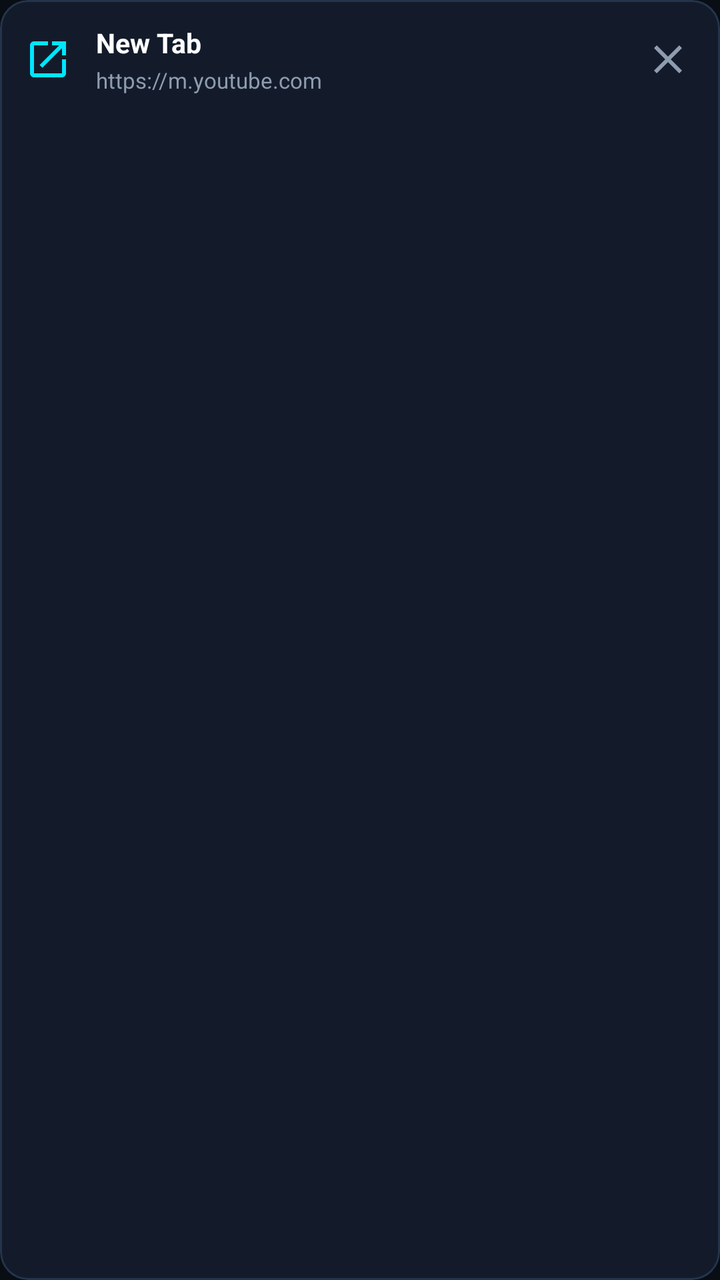
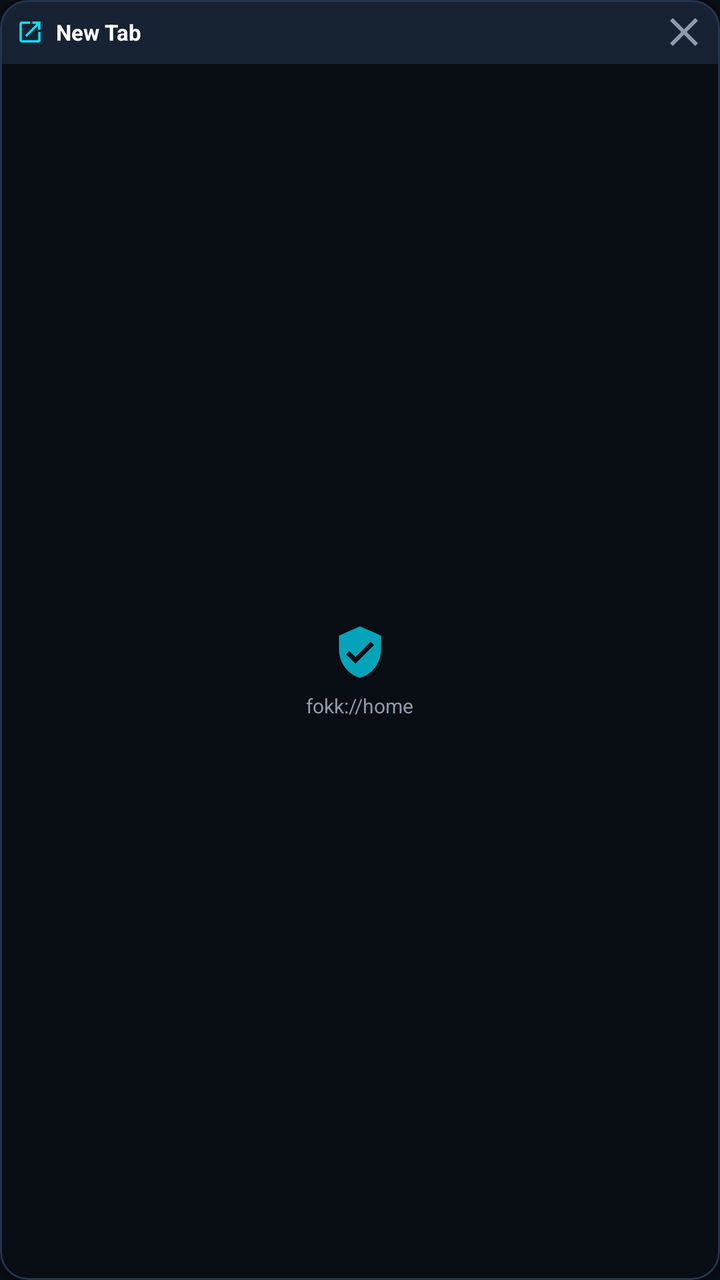

The first picture is an Android layout as it rendered before a commit; the second is the same layout after the commit. The layout source and the unified diff follow.
<!-- AndroidManifest.xml: application theme Theme.AdShield -->
<!-- res/layout/item_tab_card.xml -->
<?xml version="1.0" encoding="utf-8"?>
<com.google.android.material.card.MaterialCardView xmlns:android="http://schemas.android.com/apk/res/android"
    xmlns:app="http://schemas.android.com/apk/res-auto"
    android:id="@+id/cardTab"
    android:layout_width="match_parent"
    android:layout_height="wrap_content"
    android:layout_marginBottom="10dp"
    app:cardBackgroundColor="#131B2B"
    app:cardCornerRadius="14dp"
    app:cardElevation="0dp"
    app:strokeColor="#24344D"
    app:strokeWidth="1dp">

    <LinearLayout
        android:layout_width="match_parent"
        android:layout_height="wrap_content"
        android:gravity="center_vertical"
        android:orientation="horizontal"
        android:padding="12dp">

        <ImageView
            android:id="@+id/imgTabIcon"
            android:layout_width="24dp"
            android:layout_height="24dp"
            android:src="@drawable/ic_launch"
            app:tint="@color/fokk_cyan" />

        <LinearLayout
            android:layout_width="0dp"
            android:layout_height="wrap_content"
            android:layout_marginHorizontal="12dp"
            android:layout_weight="1"
            android:orientation="vertical">

            <TextView
                android:id="@+id/textTabTitle"
                android:layout_width="wrap_content"
                android:layout_height="wrap_content"
                android:ellipsize="end"
                android:maxLines="1"
                android:text="New Tab"
                android:textColor="@color/text_primary"
                android:textSize="13.5sp"
                android:textStyle="bold" />

            <TextView
                android:id="@+id/textTabUrl"
                android:layout_width="wrap_content"
                android:layout_height="wrap_content"
                android:layout_marginTop="2dp"
                android:ellipsize="end"
                android:maxLines="1"
                android:text="https://m.youtube.com"
                android:textColor="@color/text_secondary"
                android:textSize="11sp" />
        </LinearLayout>

        <ImageButton
            android:id="@+id/btnCloseTab"
            android:layout_width="28dp"
            android:layout_height="28dp"
            android:background="?attr/selectableItemBackgroundBorderless"
            android:src="@drawable/ic_close"
            app:tint="@color/text_secondary"
            android:contentDescription="Close Tab" />
    </LinearLayout>
</com.google.android.material.card.MaterialCardView>
<!-- resources referenced by this layout -->
<resources>
  <color name="fokk_cyan">#00E5FF</color>
  <color name="text_primary">#FFFFFF</color>
  <color name="text_secondary">#8E9CAE</color>
  <!-- drawable ic_close (drawable) -->
  <vector xmlns:android="http://schemas.android.com/apk/res/android"
      android:width="24dp"
      android:height="24dp"
      android:viewportWidth="24"
      android:viewportHeight="24">
      <path
          android:fillColor="#8E9CAE"
          android:pathData="M19,6.41L17.59,5 12,10.59 6.41,5 5,6.41 10.59,12 5,17.59 6.41,19 12,13.41 17.59,19 19,17.59 13.41,12z"/>
  </vector>
  <!-- drawable ic_launch (drawable) -->
  <vector xmlns:android="http://schemas.android.com/apk/res/android"
      android:width="24dp"
      android:height="24dp"
      android:viewportWidth="24"
      android:viewportHeight="24">
    <path
        android:fillColor="#00B0FF"
        android:pathData="M19,19H5V5h7V3H5c-1.11,0 -2,0.9 -2,2v14c0,1.1 0.89,2 2,2h14c1.1,0 2,-0.9 2,-2v-7h-2v7zM14,3v2h3.59l-9.83,9.83 1.41,1.41L19,6.41V10h2V3h-7z"/>
  </vector>
  <style name="Theme.AdShield" parent="Theme.Material3.Dark.NoActionBar">
          <item name="colorPrimary">@color/secondary</item>
          <item name="colorSecondary">@color/accent_green</item>
          <item name="android:statusBarColor">@color/background_dark</item>
          <item name="android:navigationBarColor">@color/background_dark</item>
          <item name="android:windowBackground">@color/background_dark</item>
      </style>
  <color name="secondary">#00E5FF</color>
  <color name="accent_green">#00E676</color>
  <color name="background_dark">#090D14</color>
</resources>

<!-- the commit's change to res/layout/item_tab_card.xml (unified diff, before → after) -->
@@ -3,65 +3,124 @@
     xmlns:app="http://schemas.android.com/apk/res-auto"
     android:id="@+id/cardTab"
     android:layout_width="match_parent"
-    android:layout_height="wrap_content"
-    android:layout_marginBottom="10dp"
+    android:layout_height="170dp"
+    android:layout_margin="4dp"
     app:cardBackgroundColor="#131B2B"
     app:cardCornerRadius="14dp"
-    app:cardElevation="0dp"
+    app:cardElevation="2dp"
     app:strokeColor="#24344D"
     app:strokeWidth="1dp">
 
     <LinearLayout
         android:layout_width="match_parent"
-        android:layout_height="wrap_content"
-        android:gravity="center_vertical"
-        android:orientation="horizontal"
-        android:padding="12dp">
+        android:layout_height="match_parent"
+        android:orientation="vertical">
 
-        <ImageView
-            android:id="@+id/imgTabIcon"
-            android:layout_width="24dp"
-            android:layout_height="24dp"
-            android:src="@drawable/ic_launch"
-            app:tint="@color/fokk_cyan" />
+        
+        <LinearLayout
+            android:id="@+id/layoutCardHeader"
+            android:layout_width="match_parent"
+            android:layout_height="32dp"
+            android:background="#172233"
+            android:gravity="center_vertical"
+            android:orientation="horizontal"
+            android:paddingHorizontal="8dp">
 
-        <LinearLayout
-            android:layout_width="0dp"
-            android:layout_height="wrap_content"
-            android:layout_marginHorizontal="12dp"
-            android:layout_weight="1"
-            android:orientation="vertical">
+            <ImageView
+                android:id="@+id/imgTabIcon"
+                android:layout_width="14dp"
+                android:layout_height="14dp"
+                android:src="@drawable/ic_launch"
+                app:tint="@color/fokk_cyan" />
 
             <TextView
                 android:id="@+id/textTabTitle"
-                android:layout_width="wrap_content"
+                android:layout_width="0dp"
                 android:layout_height="wrap_content"
+                android:layout_weight="1"
+                android:layout_marginStart="6dp"
                 android:ellipsize="end"
                 android:maxLines="1"
                 android:text="New Tab"
                 android:textColor="@color/text_primary"
-                android:textSize="13.5sp"
+                android:textSize="11sp"
                 android:textStyle="bold" />
 
+            <ImageButton
+                android:id="@+id/btnCloseTab"
+                android:layout_width="20dp"
+                android:layout_height="20dp"
+                android:background="?attr/selectableItemBackgroundBorderless"
+                android:src="@drawable/ic_close"
+                app:tint="@color/text_secondary"
+                android:contentDescription="Close Tab" />
+        </LinearLayout>
+
+        
+        <FrameLayout
+            android:layout_width="match_parent"
+            android:layout_height="0dp"
+            android:layout_weight="1"
+            android:background="#090D14"
+            android:padding="8dp">
+
+            
+            <LinearLayout
+                android:layout_width="match_parent"
+                android:layout_height="match_parent"
+                android:gravity="center"
+                android:orientation="vertical">
+
+                <ImageView
+                    android:id="@+id/imgPreviewLogo"
+                    android:layout_width="28dp"
+                    android:layout_height="28dp"
+                    android:alpha="0.7"
+                    android:src="@drawable/ic_shield_check"
+                    app:tint="@color/fokk_cyan" />
+
+                <TextView
+                    android:id="@+id/textTabUrl"
+                    android:layout_width="wrap_content"
+                    android:layout_height="wrap_content"
+                    android:layout_marginTop="6dp"
+                    android:ellipsize="end"
+                    android:maxLines="1"
+                    android:paddingHorizontal="6dp"
+                    android:text="fokk://home"
+                    android:textColor="@color/text_secondary"
+                    android:textSize="10sp" />
+            </LinearLayout>
+
+            
             <TextView
-                android:id="@+id/textTabUrl"
+                android:id="@+id/badgeActiveTab"
                 android:layout_width="wrap_content"
                 android:layout_height="wrap_content"
-                android:layout_marginTop="2dp"
-                android:ellipsize="end"
-                android:maxLines="1"
-                android:text="https://m.youtube.com"
-                android:textColor="@color/text_secondary"
-                android:textSize="11sp" />
-        </LinearLayout>
+                android:layout_gravity="bottom|end"
+                android:background="@drawable/bg_stat_chip"
+                android:paddingHorizontal="6dp"
+                android:paddingVertical="2dp"
+                android:text="ACTIVE"
+                android:textColor="@color/fokk_cyan"
+                android:textSize="8.5sp"
+                android:textStyle="bold"
+                android:visibility="gone" />
 
-        <ImageButton
-            android:id="@+id/btnCloseTab"
-            android:layout_width="28dp"
-            android:layout_height="28dp"
-            android:background="?attr/selectableItemBackgroundBorderless"
-            android:src="@drawable/ic_close"
-            app:tint="@color/text_secondary"
-            android:contentDescription="Close Tab" />
+            
+            <TextView
+                android:id="@+id/badgePrivateTab"
+                android:layout_width="wrap_content"
+                android:layout_height="wrap_content"
+                android:layout_gravity="top|start"
+                android:background="#4A148C"
+                android:paddingHorizontal="5dp"
+                android:paddingVertical="1dp"
+                android:text="PRIVATE"
+                android:textColor="#E1BEE7"
+                android:textSize="8sp"
+                android:textStyle="bold"
+                android:visibility="gone" />
+        </FrameLayout>
     </LinearLayout>
 </com.google.android.material.card.MaterialCardView>
<!-- resource entries referenced after the edit -->
@@ -3,6 +3,16 @@
   <color name="fokk_cyan">#00E5FF</color>
   <color name="text_primary">#FFFFFF</color>
   <color name="text_secondary">#8E9CAE</color>
+  <!-- drawable bg_stat_chip (drawable) -->
+  <?xml version="1.0" encoding="utf-8"?>
+  <shape xmlns:android="http://schemas.android.com/apk/res/android"
+      android:shape="rectangle">
+      <corners android:radius="14dp" />
+      <solid android:color="#0D131F" />
+      <stroke
+          android:width="1dp"
+          android:color="#1A263B" />
+  </shape>
   <!-- drawable ic_close (drawable) -->
   <vector xmlns:android="http://schemas.android.com/apk/res/android"
       android:width="24dp"
@@ -23,6 +33,16 @@
         android:fillColor="#00B0FF"
         android:pathData="M19,19H5V5h7V3H5c-1.11,0 -2,0.9 -2,2v14c0,1.1 0.89,2 2,2h14c1.1,0 2,-0.9 2,-2v-7h-2v7zM14,3v2h3.59l-9.83,9.83 1.41,1.41L19,6.41V10h2V3h-7z"/>
   </vector>
+  <!-- drawable ic_shield_check (drawable) -->
+  <vector xmlns:android="http://schemas.android.com/apk/res/android"
+      android:width="24dp"
+      android:height="24dp"
+      android:viewportWidth="24"
+      android:viewportHeight="24">
+    <path
+        android:fillColor="#00E676"
+        android:pathData="M12,1L3,5v6c0,5.55 3.84,10.74 9,12c5.16,-1.26 9,-6.45 9,-12V5L12,1zM10,17l-4,-4l1.41,-1.41L10,14.17l6.59,-6.59L18,9L10,17z"/>
+  </vector>
   <style name="Theme.AdShield" parent="Theme.Material3.Dark.NoActionBar">
           <item name="colorPrimary">@color/secondary</item>
           <item name="colorSecondary">@color/accent_green</item>
